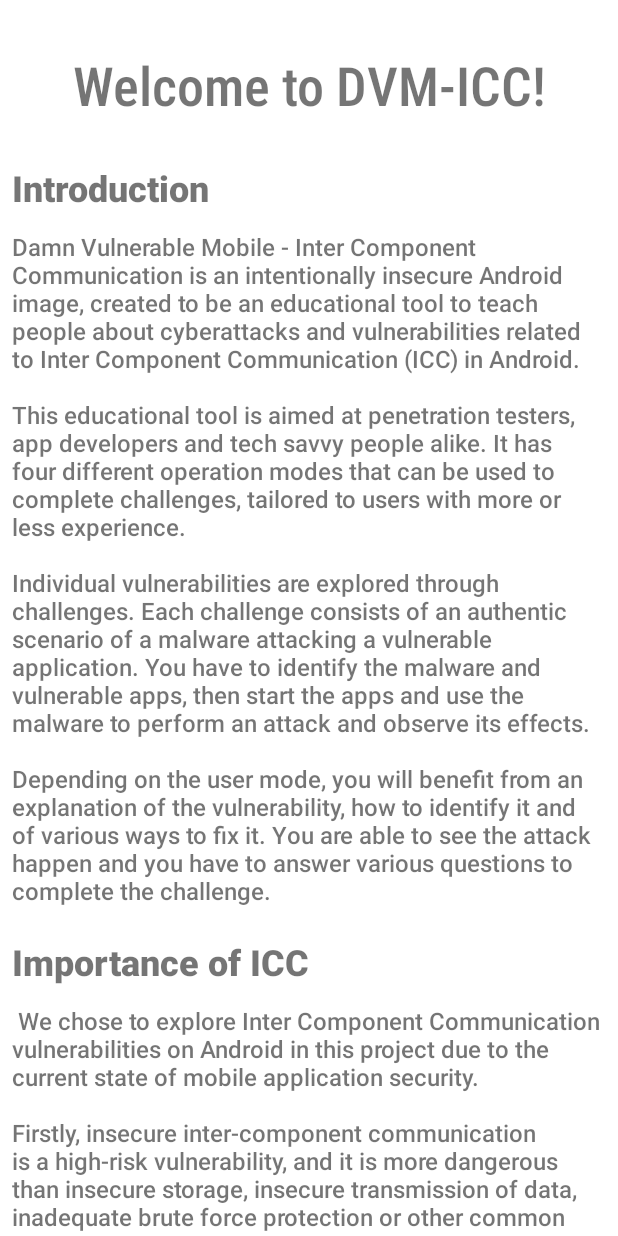
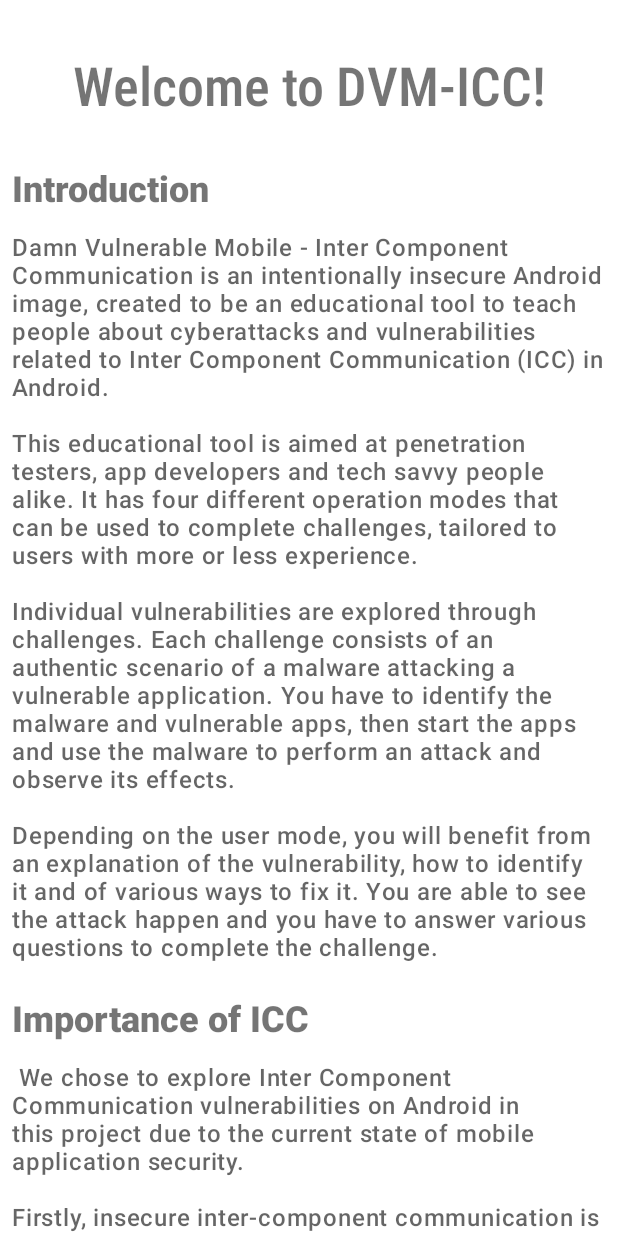
Before and after one commit to Alexandru-Dascalu/Damn-Vulnerable-Mobile-ICC, an Android app: the screen it shows after launch (WelcomeActivity), on a phone screen of 412 x 824 dp. Run offline under Robolectric (Android 15) with nearby library versions, the phone set to English and light mode, and no system bars.

Commit message:
added style for text

```diff
--- a/app/src/main/res/layout/activity_welcome.xml
+++ b/app/src/main/res/layout/activity_welcome.xml
@@ -1,12 +1,11 @@
 <?xml version="1.0" encoding="utf-8"?>
-<RelativeLayout xmlns:android="http://schemas.android.com/apk/res/android"
+
+<ScrollView
+    xmlns:android="http://schemas.android.com/apk/res/android"
     xmlns:app="http://schemas.android.com/apk/res-auto"
     xmlns:tools="http://schemas.android.com/tools"
-    android:layout_width="match_parent"
-    android:layout_height="match_parent"
-    tools:context=".WelcomeActivity">
+    tools:context=".WelcomeActivity"
 
-    <ScrollView
     android:layout_width="wrap_content"
     android:layout_height="wrap_content"
     android:layout_alignParentTop="true"
@@ -52,9 +51,8 @@
             android:layout_width="wrap_content"
             android:layout_height="wrap_content"
 
-                android:fontFamily="sans-serif-medium"
-                android:text="@string/introduction"
-                android:textSize="16sp" />
+            android:textAppearance="@style/textStyle"
+            android:text="@string/introduction" />
 
         <TextView
             android:id="@+id/whyICCHeader"
@@ -74,9 +72,8 @@
             android:layout_width="match_parent"
             android:layout_height="wrap_content"
 
-                android:fontFamily="sans-serif-medium"
-                android:text="@string/whyICC"
-                android:textSize="16sp" />
+            android:textAppearance="@style/textStyle"
+            android:text="@string/whyICC" />
 
         <TextView
             android:id="@+id/androidfundamentalsHeader"
@@ -96,9 +93,8 @@
             android:layout_width="match_parent"
             android:layout_height="wrap_content"
 
-                android:fontFamily="sans-serif-medium"
-                android:text="@string/androidFundamentals"
-                android:textSize="16sp" />
+            android:textAppearance="@style/textStyle"
+            android:text="@string/androidFundamentals" />
 
         <TextView
             android:id="@+id/apiLevelsHeader"
@@ -118,9 +114,8 @@
             android:layout_width="match_parent"
             android:layout_height="wrap_content"
 
-                android:fontFamily="sans-serif-medium"
-                android:text="@string/apiLevels"
-                android:textSize="16sp" />
+            android:textAppearance="@style/textStyle"
+            android:text="@string/apiLevels" />
 
         <TextView
             android:id="@+id/componentsHeader"
@@ -140,9 +135,8 @@
             android:layout_width="match_parent"
             android:layout_height="wrap_content"
 
-                android:fontFamily="sans-serif-medium"
-                android:text="@string/androidComponents"
-                android:textSize="16sp" />
+            android:textAppearance="@style/textStyle"
+            android:text="@string/androidComponents" />
 
         <TextView
             android:id="@+id/manifestHeader"
@@ -162,9 +156,8 @@
             android:layout_width="match_parent"
             android:layout_height="wrap_content"
 
-                android:fontFamily="sans-serif-medium"
-                android:text="@string/androidManifestText"
-                android:textSize="16sp" />
+            android:textAppearance="@style/textStyle"
+            android:text="@string/androidManifestText" />
 
         <TextView
             android:id="@+id/activitiesHeader"
@@ -184,9 +177,8 @@
             android:layout_width="match_parent"
             android:layout_height="wrap_content"
 
-                android:fontFamily="sans-serif-medium"
-                android:text="@string/activitiesText"
-                android:textSize="16sp" />
+            android:textAppearance="@style/textStyle"
+            android:text="@string/activitiesText" />
 
         <TextView
             android:id="@+id/servicesHeader"
@@ -206,9 +198,8 @@
             android:layout_width="match_parent"
             android:layout_height="wrap_content"
 
-                android:fontFamily="sans-serif-medium"
-                android:text="@string/servicesText"
-                android:textSize="16sp" />
+            android:textAppearance="@style/textStyle"
+            android:text="@string/servicesText" />
 
         <TextView
             android:id="@+id/receiversHeader"
@@ -228,9 +219,8 @@
             android:layout_width="match_parent"
             android:layout_height="wrap_content"
 
-                android:fontFamily="sans-serif-medium"
-                android:text="@string/receiverText"
-                android:textSize="16sp" />
+            android:textAppearance="@style/textStyle"
+            android:text="@string/receiverText" />
 
         <TextView
             android:id="@+id/providersHeader"
@@ -250,9 +240,8 @@
             android:layout_width="match_parent"
             android:layout_height="wrap_content"
 
-                android:fontFamily="sans-serif-medium"
-                android:text="@string/providerText"
-                android:textSize="16sp" />
+            android:textAppearance="@style/textStyle"
+            android:text="@string/providerText" />
 
         <TextView
             android:id="@+id/permissionsHeader"
@@ -260,9 +249,8 @@
             android:layout_height="wrap_content"
             android:gravity="start"
 
-                android:text="@string/permissionsHeading"
+            android:textAppearance="@style/textStyle"
             android:fontFamily="sans-serif-black"
-                android:textSize="24sp"
 
             android:paddingBottom="12dp"
             android:paddingTop="20dp"/>
@@ -272,9 +260,8 @@
             android:layout_width="match_parent"
             android:layout_height="wrap_content"
 
-                android:fontFamily="sans-serif-medium"
-                android:text="@string/permissionsText"
-                android:textSize="16sp" />
+            android:textAppearance="@style/textStyle"
+            android:text="@string/permissionsText" />
 
         <TextView
             android:id="@+id/iccHeader"
@@ -294,10 +281,28 @@
             android:layout_width="match_parent"
             android:layout_height="wrap_content"
 
-                android:fontFamily="sans-serif-medium"
-                android:text="@string/iccText"
-                android:textSize="16sp" />
+            android:textAppearance="@style/textStyle"
+            android:text="@string/iccText" />
+
+        <TextView
+            android:id="@+id/explicitIntentsHeader"
+            android:layout_width="match_parent"
+            android:layout_height="wrap_content"
+            android:gravity="start"
+
+            android:textAppearance="@style/headerStyle"
+            android:text="@string/explicitIntentsHeading"
+
+            android:paddingBottom="12dp"
+            android:paddingTop="20dp"/>
+
+        <TextView
+            android:id="@+id/explicitIntentsText"
+            android:layout_width="match_parent"
+            android:layout_height="wrap_content"
+
+            android:textAppearance="@style/textStyle"
+            android:text="@string/explicitIntentsText" />
 
     </LinearLayout>
 </ScrollView>
-</RelativeLayout>
--- a/app/src/main/res/values/strings.xml
+++ b/app/src/main/res/values/strings.xml
@@ -223,5 +223,30 @@
         \n\nIntents can specify what component to start, what action the component that sends the
         intent wants to accomplish, data in the form of a URI, the MIME type of the URI, and perhaps
         key value pairs created by the parent component of the intent.
+
+        \n\nBy default, application components are not accessible to outside applications through
+        intents. However, a component can be exported and thus receive intents from other
+        applications. To export a component, you can set the &lt;exported&gt; tag in a component element
+        in the app’s manifest to true. However, if the component has an intent filter defined in
+        the manifest, the component will be exported by default, unless the exported tag is
+        explicitly set to false. Intent Filters will be fully explained later.
+
+        \n\nFurther complicating things, developers can also configure an application to use the
+        same Android User ID as other applications created by them. This means these apps can run
+        in the same sandbox and in the same process. Therefore, they can access each other’s
+        components regardless of the value of the exported tag or the presence of intent filters.
+    </string>
+    <string name="explicitIntentsHeading">Explicit Intents</string>
+    <string name="explicitIntentsText">
+        Explicit intents directly specify the application that should receive the intent. This is
+        done by setting either the package name of the receiving application, or the full name of
+        a component of said app.
+
+        \n\nMaking an intent to be explicit means that only the targeted app or app component can
+        receive the intent. Explicit intents are usually used for communication between components
+        of the same app.
+
+        \n\nThe most common usage is when you press a button that leads to the a new
+        screen. The activity of the new screen should be started by an explicit intent.
     </string>
 </resources>
--- a/app/src/main/res/values/styles.xml
+++ b/app/src/main/res/values/styles.xml
@@ -3,4 +3,14 @@
     <style name="AppTheme" parent="Theme.MaterialComponents.DayNight.NoActionBar">
 
     </style>
+
+    <style name="headerStyle" parent="TextAppearance.MaterialComponents.Headline1">
+        <item name="android:textSize">24sp</item>
+        <item name="fontFamily">sans-serif-black</item>
+    </style>
+
+    <style name="textStyle" parent="TextAppearance.MaterialComponents.Caption">
+        <item name="android:textSize">16sp</item>
+        <item name="fontFamily">sans-serif-medium</item>
+    </style>
 </resources>
```
Lines whose indentation alone changed are shown as unchanged.
